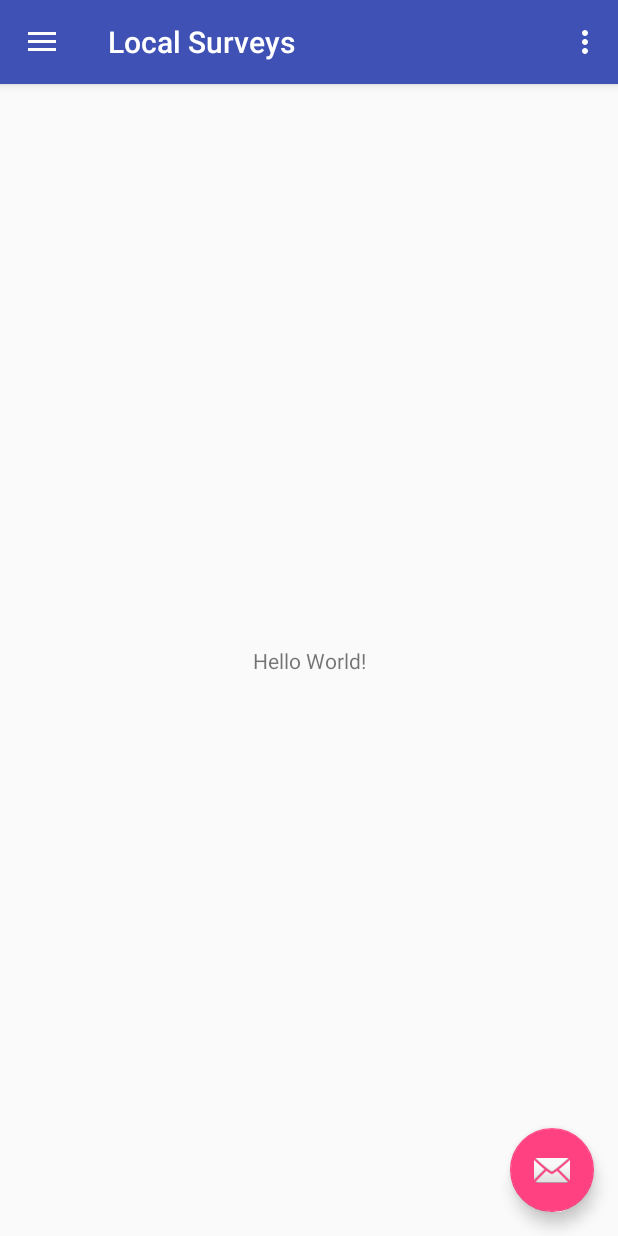
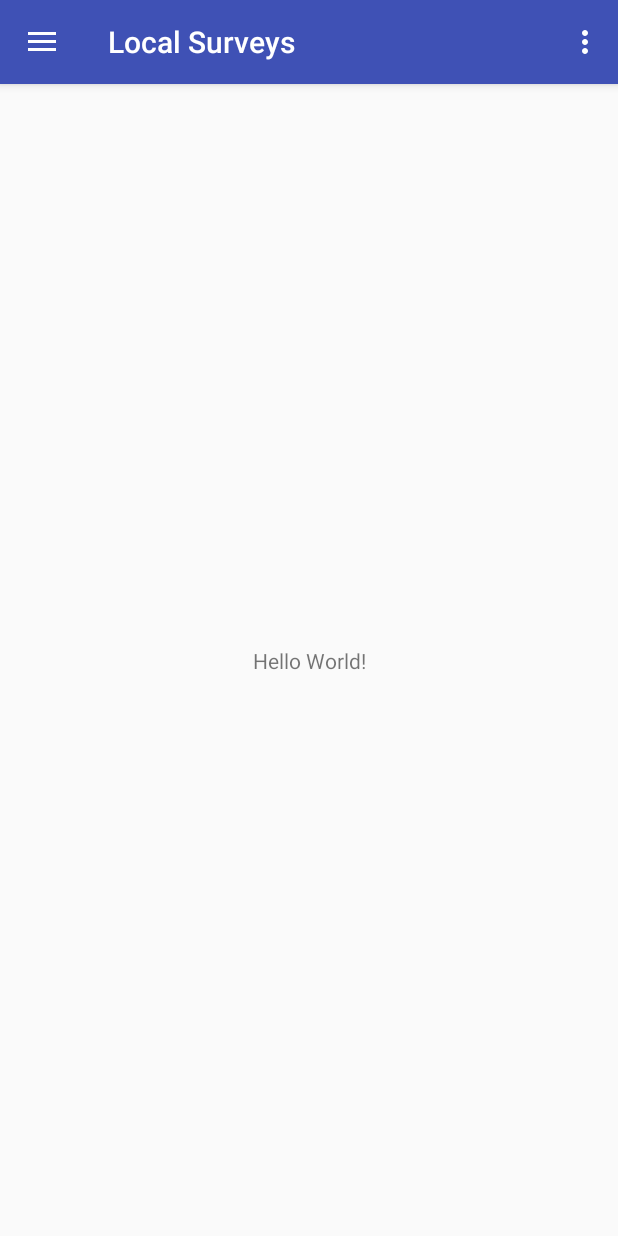
Before and after one commit to k0pper/local-survey, an Android app: the screen it shows after launch (HomeActivity), on a phone screen of 412 x 824 dp. Run offline under Robolectric (Android 15) with nearby library versions, the phone set to English and light mode, and no system bars.

Commit message:
comment floating button out

```diff
--- a/app/src/main/java/com/example/localsurveys/localsurveys/HomeActivity.java
+++ b/app/src/main/java/com/example/localsurveys/localsurveys/HomeActivity.java
@@ -24,14 +24,14 @@ public class HomeActivity extends AppCompatActivity
         Toolbar toolbar = (Toolbar) findViewById(R.id.toolbar);
         setSupportActionBar(toolbar);
 
-        FloatingActionButton fab = (FloatingActionButton) findViewById(R.id.fab);
-        fab.setOnClickListener(new View.OnClickListener() {
-            @Override
-            public void onClick(View view) {
-                Snackbar.make(view, "Replace with your own action", Snackbar.LENGTH_LONG)
-                        .setAction("Action", null).show();
-            }
-        });
+//        FloatingActionButton fab = (FloatingActionButton) findViewById(R.id.fab);
+//        fab.setOnClickListener(new View.OnClickListener() {
+//            @Override
+//            public void onClick(View view) {
+//                Snackbar.make(view, "Replace with your own action", Snackbar.LENGTH_LONG)
+//                        .setAction("Action", null).show();
+//            }
+//        });
 
         DrawerLayout drawer = (DrawerLayout) findViewById(R.id.drawer_layout);
         ActionBarDrawerToggle toggle = new ActionBarDrawerToggle(
--- a/app/src/main/res/layout/app_bar_home_activity.xml
+++ b/app/src/main/res/layout/app_bar_home_activity.xml
@@ -22,12 +22,12 @@
 
     <include layout="@layout/content_home_activity" />
 
-    <android.support.design.widget.FloatingActionButton
-        android:id="@+id/fab"
-        android:layout_width="wrap_content"
-        android:layout_height="wrap_content"
-        android:layout_gravity="bottom|end"
-        android:layout_margin="@dimen/fab_margin"
-        app:srcCompat="@android:drawable/ic_dialog_email" />
+    <!--<android.support.design.widget.FloatingActionButton-->
+        <!--android:id="@+id/fab"-->
+        <!--android:layout_width="wrap_content"-->
+        <!--android:layout_height="wrap_content"-->
+        <!--android:layout_gravity="bottom|end"-->
+        <!--android:layout_margin="@dimen/fab_margin"-->
+        <!--app:srcCompat="@android:drawable/ic_dialog_email" />-->
 
 </android.support.design.widget.CoordinatorLayout>
```
